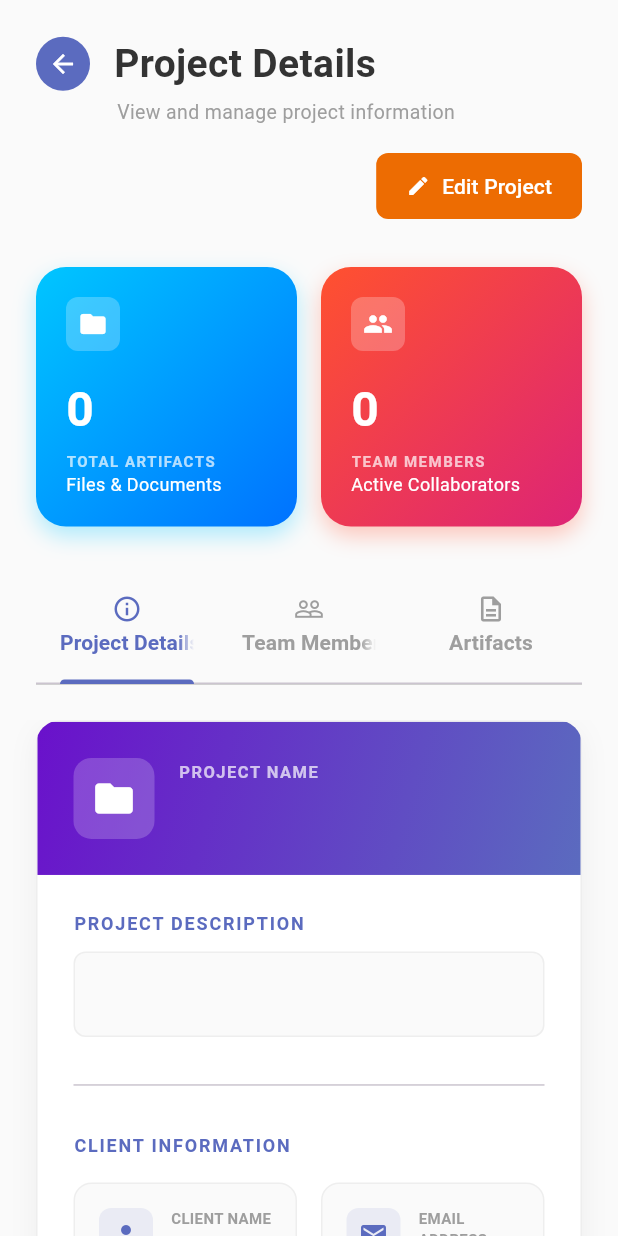
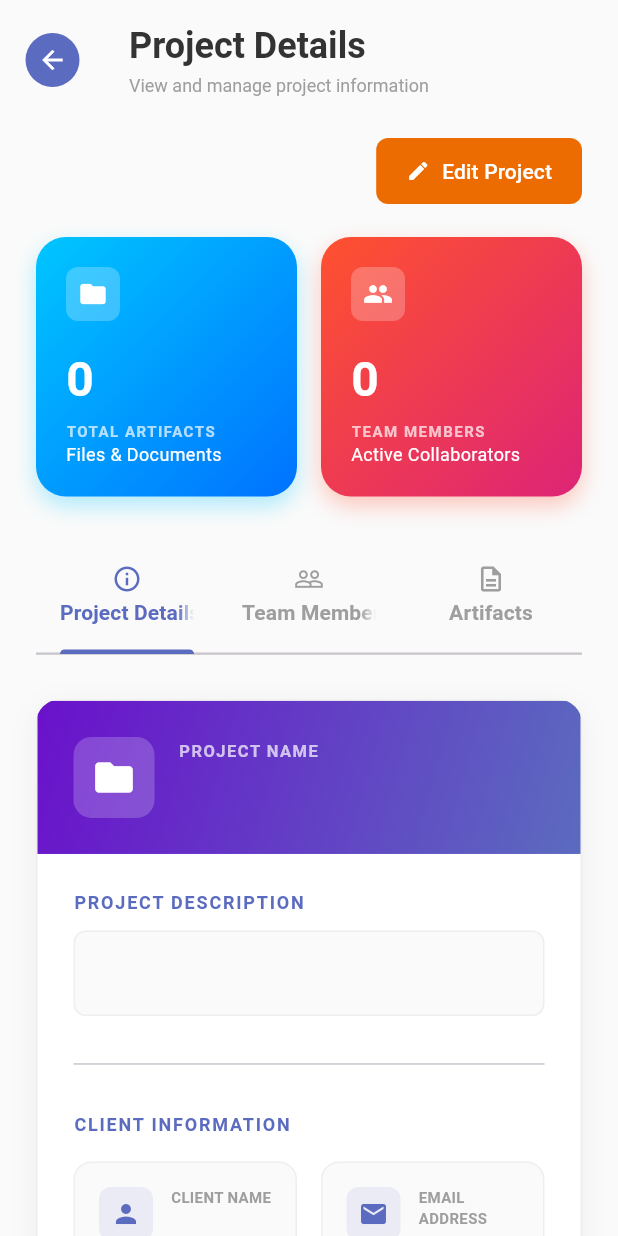
Before and after one commit to software-project-5-6/mobile, a Flutter app: the ProjectDetailsScreen screen opened directly with empty values, on a phone screen of 412 x 824 dp. Run offline on Flutter 3.47's test engine with Material 3 defaults, Android fonts, the phone set to English and light mode, and no system bars; our stand-ins replace file_picker, open_file; missing offline and left inert: amplify_auth_cognito, amplify_flutter; network calls fail.

Commit message:
UI Fixes: specific click area for project card and fixed details screen header

```diff
--- a/lib/screens/admin_projects_screen.dart
+++ b/lib/screens/admin_projects_screen.dart
@@ -134,7 +134,6 @@ class _AdminProjectsScreenState extends State<AdminProjectsScreen> {
     );
   }
 
-  // --- NEW: CARD DESIGN MATCHING YOUR WEB SCREENSHOT ---
   Widget _buildProjectCard(dynamic project) {
     // 1. Extract Data
     final name = project['projectName'] ?? project['name'] ?? 'Untitled';
@@ -150,17 +149,8 @@ class _AdminProjectsScreenState extends State<AdminProjectsScreen> {
       priceDisplay = "\$${double.tryParse(project['price'].toString())?.toStringAsFixed(2) ?? '0.00'}";
     }
 
-    return GestureDetector(
-      onTap: () {
-        // Navigate to the FULL PAGE DETAILS
-        Navigator.push(
-          context,
-          MaterialPageRoute(
-            builder: (context) => ProjectDetailsScreen(project: project),
-          ),
-        );
-      },
-      child: Card(
+    // --- CARD STARTS HERE (Removed the outer GestureDetector) ---
+    return Card(
       elevation: 2,
       margin: const EdgeInsets.only(bottom: 12),
       shape: RoundedRectangleBorder(borderRadius: BorderRadius.circular(12)),
@@ -169,11 +159,11 @@ class _AdminProjectsScreenState extends State<AdminProjectsScreen> {
         child: Column(
           crossAxisAlignment: CrossAxisAlignment.start,
           children: [
-              // ROW 1: Project ID Pill + Status/Actions placeholder
+            // ROW 1: Project ID Pill + Price Pill
             Row(
               mainAxisAlignment: MainAxisAlignment.spaceBetween,
               children: [
-                  // ID Pill (Grey, like screenshot "PJ72")
+                // ID Pill
                 Container(
                   padding: const EdgeInsets.symmetric(horizontal: 10, vertical: 4),
                   decoration: BoxDecoration(
@@ -182,11 +172,11 @@ class _AdminProjectsScreenState extends State<AdminProjectsScreen> {
                     border: Border.all(color: Colors.grey.shade300),
                   ),
                   child: Text(
-                      id, // e.g. "PJ72"
+                    id,
                     style: TextStyle(color: Colors.grey[700], fontSize: 12, fontWeight: FontWeight.bold),
                   ),
                 ),
-                  // Price Pill (Green, like screenshot)
+                // Price Pill
                  Container(
                   padding: const EdgeInsets.symmetric(horizontal: 10, vertical: 4),
                   decoration: BoxDecoration(
@@ -204,8 +194,18 @@ class _AdminProjectsScreenState extends State<AdminProjectsScreen> {
 
             const SizedBox(height: 12),
 
-              // ROW 2: Folder Icon + Project Name
-              Row(
+            // ROW 2: Folder Icon + Project Name (CLICKABLE AREA)
+            InkWell(
+              onTap: () {
+                // Navigate to the FULL PAGE DETAILS only when this row is clicked
+                Navigator.push(
+                  context,
+                  MaterialPageRoute(
+                    builder: (context) => ProjectDetailsScreen(project: project),
+                  ),
+                );
+              },
+              child: Row(
                 children: [
                   const Icon(Icons.folder, color: Color(0xFF5B6BBF), size: 24),
                   const SizedBox(width: 10),
@@ -218,16 +218,15 @@ class _AdminProjectsScreenState extends State<AdminProjectsScreen> {
                   ),
                 ],
               ),
+            ),
 
             const SizedBox(height: 12),
 
-              // ROW 3: Stats (Team & Artifacts) - Styled like screenshot
+            // ROW 3: Stats (Team & Artifacts)
             Row(
               children: [
-                  // Team Pill (Purple)
                 _buildIconPill(Icons.people, teamSize.toString(), Colors.purple),
                 const SizedBox(width: 10),
-                  // Artifact Pill (Blue)
                 _buildIconPill(Icons.attach_file, artifactCount.toString(), Colors.blue),
               ],
             ),
@@ -267,14 +266,13 @@ class _AdminProjectsScreenState extends State<AdminProjectsScreen> {
                     // 2. EDIT BUTTON
                     InkWell(
                       onTap: () {
-                          // Navigate to Edit Screen
                         Navigator.push(
                           context,
                           MaterialPageRoute(
                             builder: (context) => EditProjectScreen(
-                                project: project, // Pass current data
+                              project: project,
                               onProjectUpdated: () {
-                                  _fetchProjects(); // Refresh list when done
+                                _fetchProjects();
                               },
                             ),
                           ),
@@ -291,17 +289,13 @@ class _AdminProjectsScreenState extends State<AdminProjectsScreen> {
                         showDialog(
                           context: context,
                           builder: (context) => DeleteProjectDialog(
-                              projectName: name, // Uses the project name variable
+                            projectName: name,
                             onConfirm: () async {
-                                // CALL THE API TO DELETE
                               final id = project['id']?.toString() ?? project['projectId']?.toString();
                               if (id != null) {
                                 try {
                                   await _projectService.deleteProject(id);
-
-                                    // Refresh the list after deleting
                                   _fetchProjects();
-
                                   ScaffoldMessenger.of(context).showSnackBar(
                                     const SnackBar(content: Text("Project deleted successfully")),
                                   );
@@ -317,13 +311,11 @@ class _AdminProjectsScreenState extends State<AdminProjectsScreen> {
                       },
                       child: Icon(Icons.delete, color: Colors.red[300], size: 20),
                     ),
-
                   ],
                 )
               ],
             ),
           ],
-          ),
         ),
       ),
     );
--- a/lib/screens/project_details_screen.dart
+++ b/lib/screens/project_details_screen.dart
@@ -42,23 +42,15 @@ class _ProjectDetailsScreenState extends State<ProjectDetailsScreen> with Single
 
     return Scaffold(
       backgroundColor: Colors.grey[50],
-      body: SafeArea(
-        child: Column(
-          children: [
-            // --- TOP FIXED SECTION ---
-            Padding(
-              padding: const EdgeInsets.all(24),
-              child: Column(
-                crossAxisAlignment: CrossAxisAlignment.start,
-                children: [
-                  // 1. Header Section (Title, Subtitle, Edit Button)
-                  Column(
-                    crossAxisAlignment: CrossAxisAlignment.start,
-                    children: [
-                      // Back Button + Title
-                      Row(
-                        children: [
-                          InkWell(
+
+      // --- APP BAR: TITLE & SUBTITLE FIXED AT TOP ---
+      appBar: AppBar(
+        backgroundColor: Colors.grey[50],
+        elevation: 0,
+        toolbarHeight: 80, // Increased height to fit subtitle
+        leadingWidth: 70,
+        leading: Center(
+          child: InkWell(
             onTap: () => Navigator.pop(context),
             borderRadius: BorderRadius.circular(50),
             child: Container(
@@ -70,32 +62,39 @@ class _ProjectDetailsScreenState extends State<ProjectDetailsScreen> with Single
               child: const Icon(Icons.arrow_back, color: Colors.white, size: 20),
             ),
           ),
-                          const SizedBox(width: 16),
-                          const Text(
+        ),
+        title: Column(
+          crossAxisAlignment: CrossAxisAlignment.start,
+          mainAxisAlignment: MainAxisAlignment.center,
+          children: const [
+            Text(
               "Project Details",
               style: TextStyle(
-                              fontSize: 26,
+                fontSize: 24,
                 fontWeight: FontWeight.bold,
                 color: Color(0xFF333333),
               ),
             ),
+            SizedBox(height: 4),
+            Text(
+              "View and manage project information",
+              style: TextStyle(color: Colors.grey, fontSize: 12, fontWeight: FontWeight.normal),
+            ),
           ],
-                      ),
-
-                      // Subtitle
-                      const Padding(
-                        padding: EdgeInsets.only(left: 54.0, top: 4),
-                        child: Text(
-                          "View and manage project information",
-                          style: TextStyle(color: Colors.grey, fontSize: 13),
         ),
       ),
 
-                      const SizedBox(height: 16),
-
-                      // Edit Button (Aligned to Right)
+      // --- BODY CONTENT ---
+      body: Column(
+        children: [
+          Padding(
+            padding: const EdgeInsets.symmetric(horizontal: 24, vertical: 10),
+            child: Column(
+              crossAxisAlignment: CrossAxisAlignment.start,
+              children: [
+                // 1. Edit Button (Aligned Right)
                 Align(
-                        alignment: Alignment.centerRight, // <--- ALIGNS BUTTON TO RIGHT
+                  alignment: Alignment.centerRight,
                   child: ElevatedButton.icon(
                     onPressed: () {
                       Navigator.push(
@@ -116,10 +115,8 @@ class _ProjectDetailsScreenState extends State<ProjectDetailsScreen> with Single
                     ),
                   ),
                 ),
-                    ],
-                  ),
 
-                  const SizedBox(height: 30),
+                const SizedBox(height: 20),
 
                 // 2. Stats Cards
                 Row(
@@ -178,7 +175,7 @@ class _ProjectDetailsScreenState extends State<ProjectDetailsScreen> with Single
               children: [
                 // Tab 1: Project Details
                 SingleChildScrollView(
-                    padding: const EdgeInsets.fromLTRB(24, 0, 24, 24),
+                  padding: const EdgeInsets.fromLTRB(24, 20, 24, 24),
                   child: _buildDetailsContent(name, description, clientName, clientEmail, clientPhone, createdDate, price),
                 ),
 
@@ -188,6 +185,7 @@ class _ProjectDetailsScreenState extends State<ProjectDetailsScreen> with Single
                   child: ProjectTeamTab(project: widget.project),
                 ),
 
+                // Tab 3: Artifacts
                 SingleChildScrollView(
                   padding: const EdgeInsets.fromLTRB(24, 0, 24, 24),
                   child: ProjectArtifactsTab(project: widget.project),
@@ -196,7 +194,6 @@ class _ProjectDetailsScreenState extends State<ProjectDetailsScreen> with Single
             ),
           ),
         ],
-        ),
       ),
     );
   }
```
Lines whose indentation alone changed are shown as unchanged.
